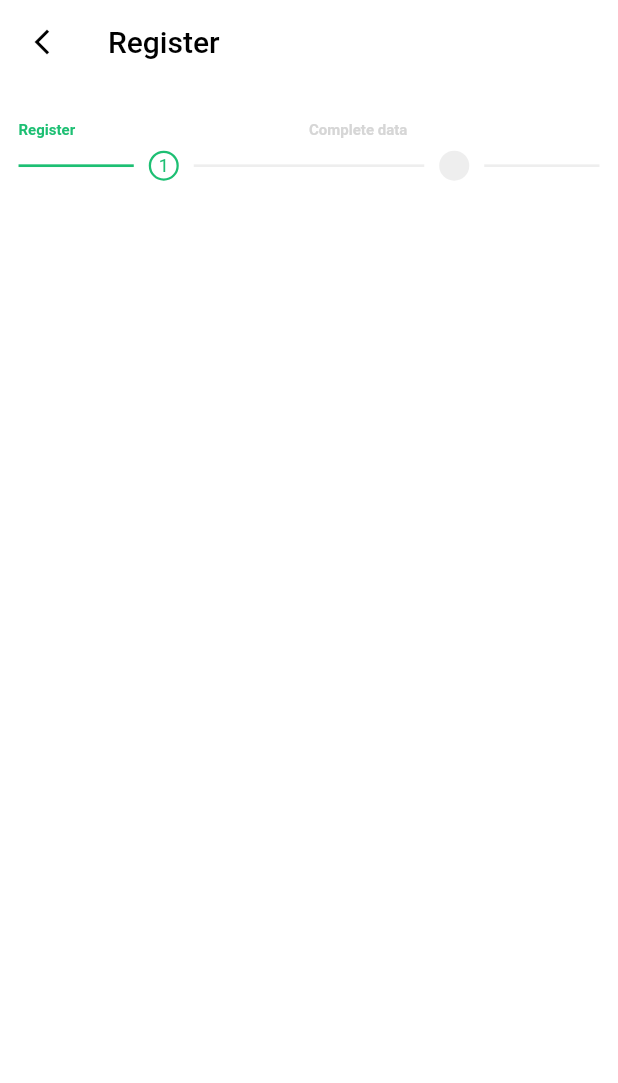
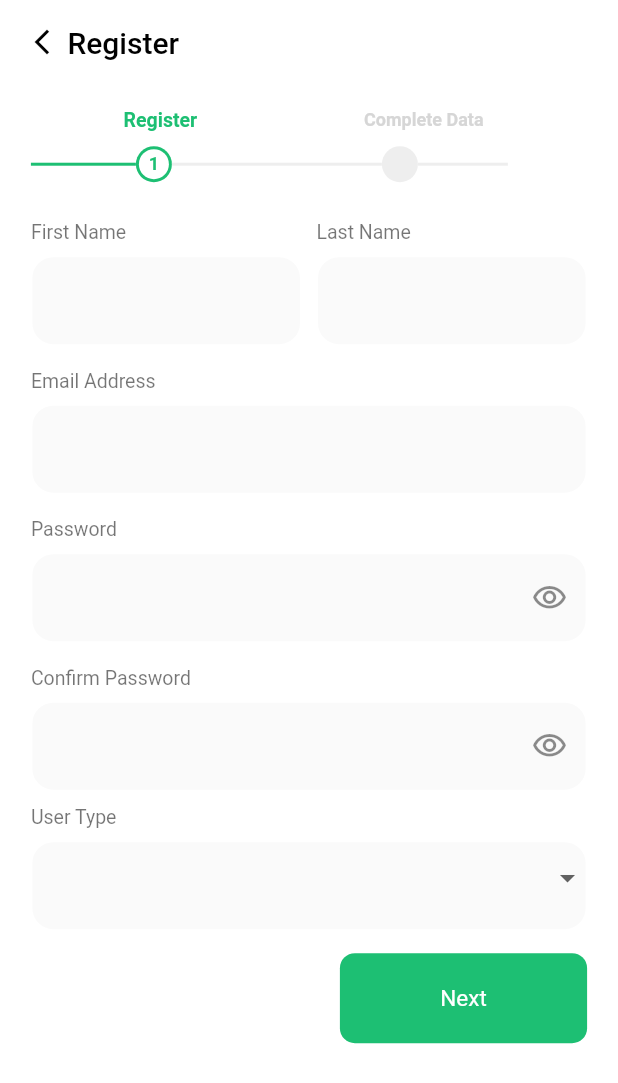
Before and after one commit to MasameEh/Kafiil_task, a Flutter app: the screen it shows after launch, after a tap on "Register", on a phone screen of 412 x 824 dp. Shown: the top 1083 px of the screen. Run offline on Flutter 3.47's test engine with Material 2 defaults, Android fonts, the phone set to English and light mode, and no system bars; drawn by our look-alikes of timeline_tile; our stand-ins replace easy_stepper.

Commit message:
fix some errors and first register screen design is finished

```diff
--- a/lib/screens/login_screen.dart
+++ b/lib/screens/login_screen.dart
@@ -3,6 +3,7 @@ import 'package:kafil/screens/register_screen.dart';
 
 import '../shared_widgets/defaultbutton.dart';
 import '../shared_widgets/inputfield.dart';
+import '../size_config.dart';
 import '../themes.dart';
 
 class LoginScreen extends StatefulWidget {
@@ -27,6 +28,8 @@ class _LoginScreenState extends State<LoginScreen> {
 
   @override
   Widget build(BuildContext context) {
+    SizeConfig().init(context);
+
     return Scaffold(
       appBar: AppBar(
         title: const Text('Account Login',
@@ -35,14 +38,14 @@ class _LoginScreenState extends State<LoginScreen> {
             )),
       ),
       body: Padding(
-        padding: const EdgeInsets.only(left: 20, right: 20, top: 25),
+        padding: EdgeInsets.only(left: SizeConfig.screenWidth * .05, right: SizeConfig.screenWidth * .05, top: SizeConfig.screenHeight * .04),
         child: SingleChildScrollView(
           child: Column(
             children: [
               Center(
                 child: Image.asset(
                   'assets/login.png',
-                  width: 230,
+                  width: SizeConfig.screenWidth * 0.55,
                 ),
               ),
               const SizedBox(
@@ -50,9 +53,6 @@ class _LoginScreenState extends State<LoginScreen> {
               ),
               const InputField(
                   title: 'Email Address', type: TextInputType.emailAddress),
-              const SizedBox(
-                height: 15,
-              ),
               InputField(
                 title: 'Password',
                 type: TextInputType.visiblePassword,
@@ -95,10 +95,11 @@ class _LoginScreenState extends State<LoginScreen> {
               ),
               DefaultButton(
                 label: 'Login',
+                width: double.infinity,
                 onTap: () {},
               ),
               const SizedBox(
-                height: 15,
+                height: 5,
               ),
               Row(
                 mainAxisAlignment: MainAxisAlignment.center,
@@ -117,7 +118,7 @@ class _LoginScreenState extends State<LoginScreen> {
                           style: TextStyle(
                             color: primaryColor,
                             fontSize: 15,
-                            fontWeight: FontWeight.w400,
+                            fontWeight: FontWeight.w600,
                           )
                       )
                   ),
--- a/lib/screens/register_screen.dart
+++ b/lib/screens/register_screen.dart
@@ -1,8 +1,12 @@
+import 'package:easy_stepper/easy_stepper.dart';
 import 'package:flutter/material.dart';
 
+import '../shared_widgets/defaultbutton.dart';
 import '../shared_widgets/inputfield.dart';
 import '../shared_widgets/mytimelinetile.dart';
 import '../size_config.dart';
+import '../themes.dart';
+import 'complete_data.dart';
 
 
 
@@ -14,15 +18,31 @@ class RegisterScreen extends StatefulWidget {
 }
 
 class _RegisterScreenState extends State<RegisterScreen> {
+  bool isPass = false;
+  bool isChecked = false;
+
+  IconData suffix = Icons.visibility_outlined;
+
+  void changePasswordVisibility() {
+    setState(() {
+      isPass = !isPass;
+    });
+    suffix = isPass ? Icons.visibility_outlined : Icons.visibility_off_outlined;
+  }
+  int activeStep = 0;
 
   @override
   Widget build(BuildContext context) {
     SizeConfig().init(context);
+
     return Scaffold(
       appBar: AppBar(
-        title: const Text('Register',style: TextStyle(
+        flexibleSpace: const FlexibleSpaceBar(
+          titlePadding: EdgeInsets.only(left: 45, bottom: 16.0),
+          title:  Text('Register',style: TextStyle(
             color: Colors.black,
           )
+          ),
         ),
         leading: Padding(
           padding: const EdgeInsets.symmetric(
@@ -45,54 +65,184 @@ class _RegisterScreenState extends State<RegisterScreen> {
           ),
         ),
       ),
-      body: Padding(
-            padding: EdgeInsets.only(left: SizeConfig.screenWidth * .03, top: SizeConfig.screenHeight * .03, right: SizeConfig.screenWidth * .03),
-            child: ListView(
-              scrollDirection: Axis.horizontal,
-                            children:  [
-                              MyTimelineTile(
-                                  isFirst: false,
-                                  isLast: false,
-                                  number: 1,
-                                  label: 'Register',
-                                  isTurn: true,
-                                  isDone: false,
+      body: SingleChildScrollView(
+        child: Padding(
+              padding: EdgeInsets.only(
+                  left: SizeConfig.screenWidth * .05,
+                  top: SizeConfig.screenHeight * .02,
+                  right: SizeConfig.screenWidth * .05),
+              child: Column(
+                children: [
+                  Row(
+                    mainAxisAlignment: MainAxisAlignment.start,
+                    children: [
+                      Container(
+                        margin: EdgeInsets.only(
+                            left: SizeConfig.screenWidth * .15)
+                        ,
+                        color: Colors.white,
+                        child: const Text('Register', style:
+                        TextStyle(
+                            color: primaryColor,
+                            fontSize: 13      ,
+                            fontWeight: FontWeight.w600
                         ),
-                              MyTimelineTile(
-                                  isFirst: false,
-                                  isLast: false,
-                                  number: 2,
-                                  label: 'Complete data',
-                                  isTurn: false,
-                                  isDone: false,
+                        ),
+                      ),
+                      Container(
+                        margin: EdgeInsets.only(
+                            left: SizeConfig.screenWidth * .27),
+                        color: Colors.white,
+                        child: Text('Complete Data', style:
+                        TextStyle(
+                            color: Colors.grey[350],
+                            fontSize: 12,
+                            fontWeight: FontWeight.w600
+                        ),
+                        ),
                       ),
                     ],
-              //   Container(
-              //     child: Row(
-              //       children: [
-              //         Expanded(
-              //             child: InputField(
-              //                 title: 'First Name',
-              //                 type: TextInputType.text
-              //             ),
-              //         ),
-              //         SizedBox(width: 10),
-              //         Expanded(
-              //           child: InputField(
-              //               title: 'Last Name',
-              //               type: TextInputType.text
-              //           ),
-              //         )
-              //       ],
-              //
-              //     ),
-              //   ),
-              //   SizedBox( height: 10,),
-              //   InputField(
-              //       title: 'Email Address',
-              //       type: TextInputType.text
-              //   ),
-              // ],
+                  ),
+                  const SizedBox(
+                    height: 10  ,
+                  ),
+                  Row(
+                    mainAxisAlignment: MainAxisAlignment.start,
+                    children: [
+                      Container(
+                        width: 70,
+                        height: 2,
+                        decoration: const BoxDecoration(
+                          color: primaryColor,
+                        ),
+                      ),
+                      const CircleAvatar(
+                        radius: 12,
+                        backgroundColor: primaryColor,
+                        child: CircleAvatar(
+                          radius: 10,
+                          backgroundColor: Colors.white,
+                          child: Text('1',
+                            style: TextStyle(
+                                color: primaryColor,
+                                fontSize: 12,
+                                fontWeight: FontWeight.w600
+                            ),
+                          ),
+                        ),
+                      ),
+                      Container(
+                        width: 140,
+                        height: 2,
+                        decoration: BoxDecoration(
+                          color: Colors.grey[200],
+                        ),
+                      ),
+                      CircleAvatar(
+                        radius: 12,
+                        backgroundColor: Colors.grey[200],
+                      ),
+                      Container(
+                        width: 60,
+                        height: 2  ,
+                        decoration: BoxDecoration(
+                          color: Colors.grey[200] ,
+                        ),
+                      ),
+                    ],
+                  ),
+                  const SizedBox(height: 10,),
+                  const Row(
+                    children: [
+                      Expanded(
+                          child: InputField(
+                              title: 'First Name',
+                              type: TextInputType.text
+                          ),
+                      ),
+                      SizedBox(width: 10),
+                      Expanded(
+                        child: InputField(
+                            title: 'Last Name',
+                            type: TextInputType.text
+                        ),
+                      )
+                    ],
+
+                  ),
+                  const InputField(
+                      title: 'Email Address',
+                      type: TextInputType.text
+                  ),
+                  InputField(
+                    title: 'Password',
+                    type: TextInputType.visiblePassword,
+                    isPassword: isPass,
+                    suffix: suffix,
+                    suffixPressed: changePasswordVisibility,
+                  ),
+                  InputField(
+                    title: 'Confirm Password',
+                    type: TextInputType.visiblePassword,
+                    isPassword: isPass,
+                    suffix: suffix,
+                    suffixPressed: changePasswordVisibility,
+                  ),
+                  const SizedBox(height: 10,),
+                  Column(
+                    crossAxisAlignment: CrossAxisAlignment.start,
+                    children: [
+                      Text(
+                          'User Type',
+                          style: const TextStyle(
+                            color: Colors.black54,
+                            fontSize: 13  ,
+                            fontWeight: FontWeight.w400,
+                          )
+                      ),
+                      Container(
+                        padding: const EdgeInsets.only(left: 14),
+                        margin: const EdgeInsets.only(top: 8),
+                        height: 60,
+                        width: SizeConfig.screenWidth,
+                        decoration: BoxDecoration(
+                          borderRadius: BorderRadius.circular(15),
+                          border: Border.all(
+                              color: Colors.white
+                          ),
+                          color: Colors.grey[50],
+                        ),
+                        child: DropdownButtonFormField<String>(
+                          decoration: InputDecoration(
+                            border: InputBorder.none,
+                          ),
+                          items: ['Seller', 'Buyer', 'Both']
+                              .map((label) => DropdownMenuItem(
+                            child: Text(label),
+                            value: label,
+                          ))
+                              .toList(),
+                          onChanged: (value) {},
+                        ),
+                      ),
+                    ],
+                  ),
+                  const SizedBox(height: 15,),
+                  DefaultButton(
+                    label: 'Next',
+                    width: SizeConfig.screenWidth * 0.4,
+                    margin: EdgeInsets.only(left: SizeConfig.screenWidth * 0.5),
+                    onTap: () {
+                      Navigator.push(
+                        context,
+                        MaterialPageRoute(
+                          builder: (context) => const CompleteData(),
+                        ),
+                      );
+                    },
+                  ),
+                  ],
+              ),
         ),
       ),
     );
--- a/lib/shared_widgets/defaultbutton.dart
+++ b/lib/shared_widgets/defaultbutton.dart
@@ -3,9 +3,11 @@ import 'package:flutter/material.dart';
 import '../themes.dart';
 
 class DefaultButton extends StatelessWidget {
-  const DefaultButton({super.key, required this.label, required this.onTap});
+  const DefaultButton({super.key, required this.label, required this.onTap, required this.width, this.margin});
+  final EdgeInsetsGeometry? margin;
 
   final String label;
+  final double width;
   final Function() onTap;
 
   @override
@@ -13,9 +15,10 @@ class DefaultButton extends StatelessWidget {
     return GestureDetector(
       onTap: onTap,
       child: Container(
+        margin: margin,
         alignment: Alignment.center,
         height: 60,
-        width: double.infinity,
+        width: width,
         decoration: BoxDecoration(
           color: primaryColor,
           borderRadius: BorderRadius.circular(10),
@@ -24,6 +27,7 @@ class DefaultButton extends StatelessWidget {
           label,
           style: const TextStyle(
             color: Colors.white,
+             fontSize: 15
           ),
           textAlign: TextAlign.center,
         ),
--- a/lib/shared_widgets/inputfield.dart
+++ b/lib/shared_widgets/inputfield.dart
@@ -26,7 +26,7 @@ class InputField extends StatelessWidget {
             title,
             style: const TextStyle(
               color: Colors.black54,
-              fontSize: 15,
+              fontSize: 13,
               fontWeight: FontWeight.w400,
             )
           ),
--- a/lib/shared_widgets/mytimelinetile.dart
+++ b/lib/shared_widgets/mytimelinetile.dart
@@ -42,6 +42,7 @@ class MyTimelineTile extends StatelessWidget {
                 fontSize: 10,
                 fontWeight: FontWeight.w600
               ),),
+        endChild: Container(),
         beforeLineStyle: isTurn ? const LineStyle(
           color: primaryColor,
           thickness: 1.8,
--- a/pubspec.yaml
+++ b/pubspec.yaml
@@ -38,6 +38,7 @@ dependencies:
   timelines: ^0.1.0
   timeline_tile: ^2.0.0
   sliver_tools: ^0.2.5
+  easy_stepper: ^0.8.3
 
 dev_dependencies:
   flutter_test:
```
Also changed, not shown: lib/screens/complete_data.dart (added, +137 -0 lines), pubspec.lock. Lines whose indentation alone changed are shown as unchanged.
